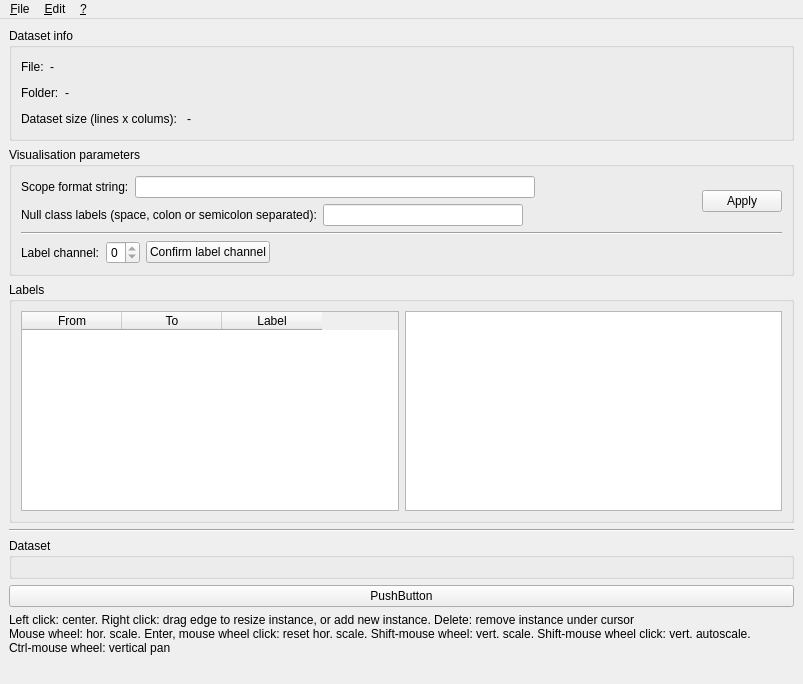
Above: source/mainwindow.ui from droggen/Labeller before the change. Below: the same form after it.
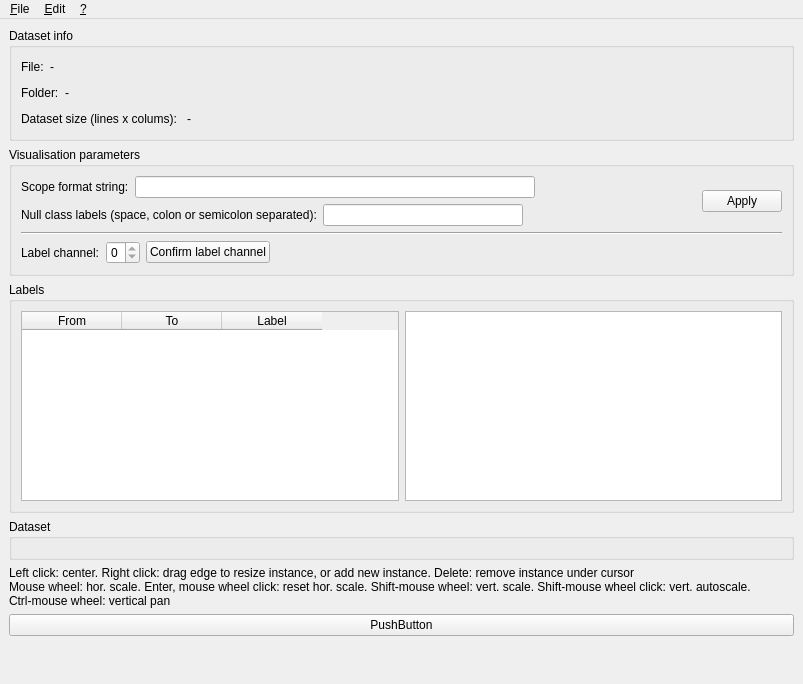
That is the form after the change.

The edit to the form file:
```diff
--- a/source/mainwindow.ui
+++ b/source/mainwindow.ui
@@ -325,7 +325,7 @@
          <property name="minimumSize">
           <size>
            <width>350</width>
-           <height>200</height>
+           <height>150</height>
           </size>
          </property>
          <property name="editTriggers">
@@ -359,7 +359,7 @@
          <property name="minimumSize">
           <size>
            <width>0</width>
-           <height>200</height>
+           <height>150</height>
           </size>
          </property>
         </widget>
@@ -367,13 +367,6 @@
       </layout>
      </widget>
     </item>
-    <item>
-     <widget class="Line" name="line">
-      <property name="orientation">
-       <enum>Qt::Horizontal</enum>
-      </property>
-     </widget>
-    </item>
     <item>
      <widget class="QGroupBox" name="uif_plots">
       <property name="font">
@@ -388,13 +381,6 @@
       <layout class="QVBoxLayout" name="verticalLayout_4"/>
      </widget>
     </item>
-    <item>
-     <widget class="QPushButton" name="pb_1">
-      <property name="text">
-       <string>PushButton</string>
-      </property>
-     </widget>
-    </item>
     <item>
      <widget class="QLabel" name="label_8">
       <property name="text">
@@ -404,6 +390,13 @@
       </property>
      </widget>
     </item>
+    <item>
+     <widget class="QPushButton" name="pb_1">
+      <property name="text">
+       <string>PushButton</string>
+      </property>
+     </widget>
+    </item>
     <item>
      <spacer name="verticalSpacer">
       <property name="orientation">
```
